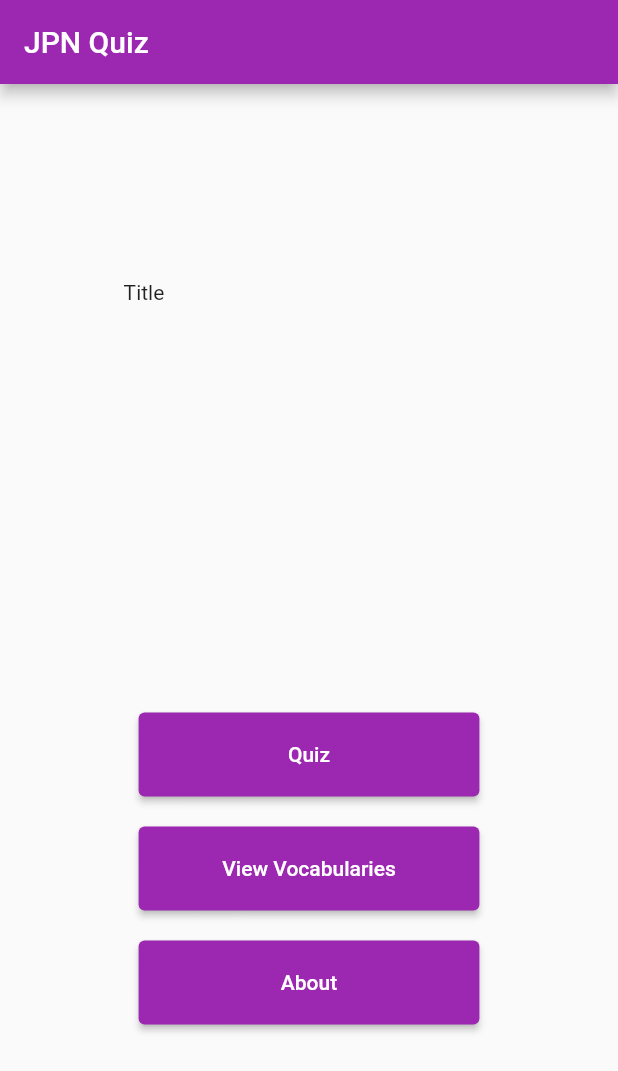
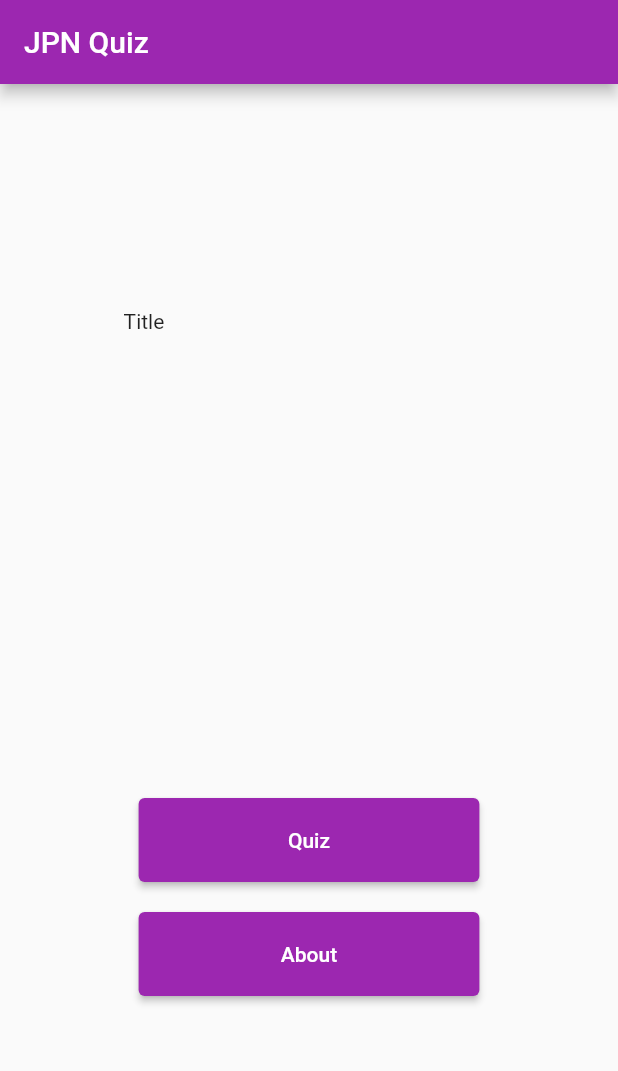
Before and after one commit to ShouShou92410/jpn_quiz, a Flutter app: the screen it shows after launch, on a phone screen of 412 x 824 dp. Shown: the top 1071 px of the screen. Run offline on Flutter 3.47's test engine with Material 2 defaults, Android fonts, the light colour scheme and no system bars.

Commit message:
- Remove view vocabulary

```diff
--- a/lib/HomePage.dart
+++ b/lib/HomePage.dart
@@ -11,7 +11,6 @@ class HomePage extends StatelessWidget {
     Widget buttonSection = Column(
       children:[
         _buildButton(context, 'Quiz', MyRoutes.quiz),
-        _buildButton(context, 'View Vocabularies', MyRoutes.vocabularies),
         _buildButton(context, 'About', MyRoutes.about)
       ]
     );
--- a/lib/VocabulariesPage.dart
+++ /dev/null
@@ -1,14 +0,0 @@
-import 'package:flutter/material.dart';
-
-class VocabulariesPage extends StatelessWidget {
-  @override
-  Widget build(BuildContext context) {
-
-    return Scaffold(
-      appBar: AppBar(
-        title: Text('Vocabularies'),
-      ),
-      body: Center(child: Text('Vocabularies'))
-    );
-  }
-}
--- a/lib/route/MyRouteInformationParser.dart
+++ b/lib/route/MyRouteInformationParser.dart
@@ -8,9 +8,6 @@ class MyRouteInformationParser extends RouteInformationParser<MyRoutes> {
     switch (routeInformation.location) {
       case "/quiz":
         return MyRoutes.quiz;
-        break;
-      case "/vocabularies":
-        return MyRoutes.vocabularies;
         break;
       case "/about":
         return MyRoutes.about;
@@ -26,9 +23,6 @@ class MyRouteInformationParser extends RouteInformationParser<MyRoutes> {
       case MyRoutes.quiz:
         return RouteInformation(location: '/quiz');
         break;
-      case MyRoutes.vocabularies:
-        return RouteInformation(location: '/vocabularies');
-        break;
       case MyRoutes.about:
         return RouteInformation(location: '/about');
         break;
--- a/lib/route/MyRouterDelegate.dart
+++ b/lib/route/MyRouterDelegate.dart
@@ -3,7 +3,6 @@ import 'package:flutter/material.dart';
 import '../AboutPage.dart';
 import '../HomePage.dart';
 import '../quiz/QuizPage.dart';
-import '../VocabulariesPage.dart';
 import 'MyRoutes.dart';
 
 class MyRouterDelegate extends RouterDelegate<MyRoutes>
@@ -44,8 +43,6 @@ class MyRouterDelegate extends RouterDelegate<MyRoutes>
         MaterialPage(key: ValueKey(''), child: HomePage()),
         if (configuration == MyRoutes.quiz)
           MaterialPage(key: ValueKey('quiz'), child: QuizPage()),
-        if (configuration == MyRoutes.vocabularies)
-          MaterialPage(key: ValueKey('vocabularies'), child: VocabulariesPage()),
         if (configuration == MyRoutes.about)
           MaterialPage(key: ValueKey('about'), child: AboutPage()),
       ],
--- a/lib/route/MyRoutes.dart
+++ b/lib/route/MyRoutes.dart
@@ -1,6 +1,5 @@
 enum MyRoutes {
   home,
   quiz,
-  vocabularies,
   about
 }
```
